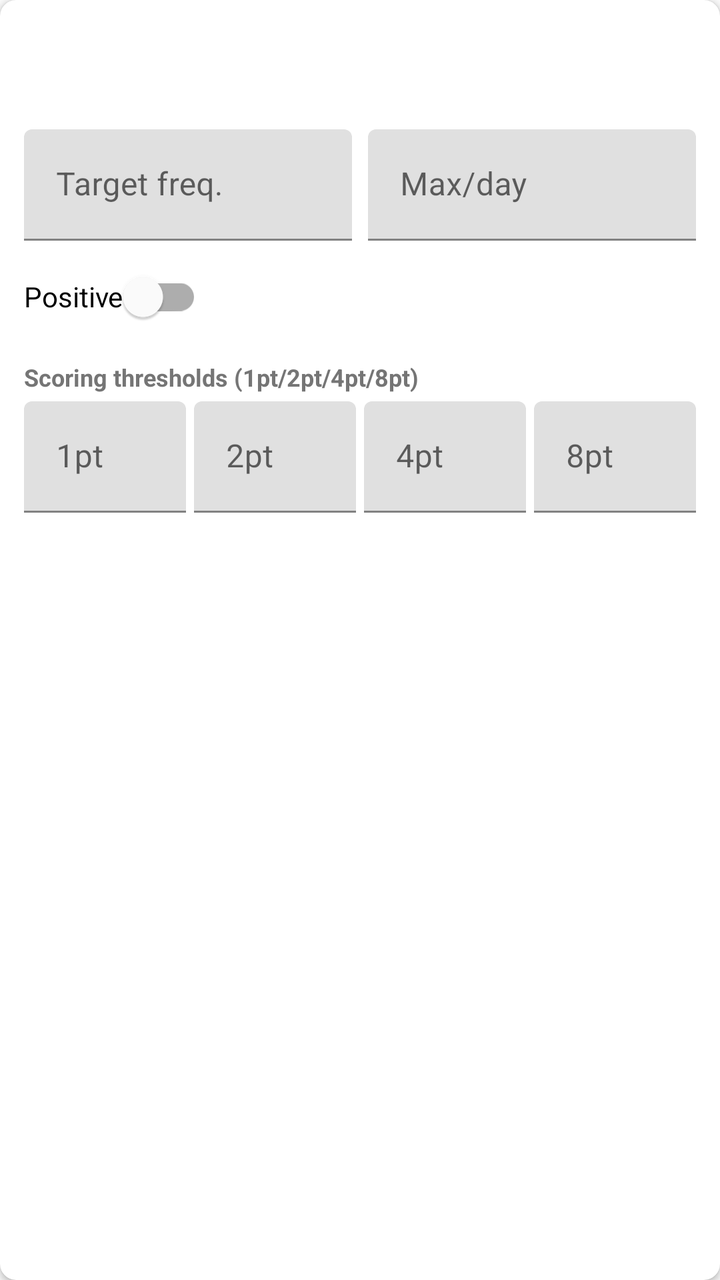
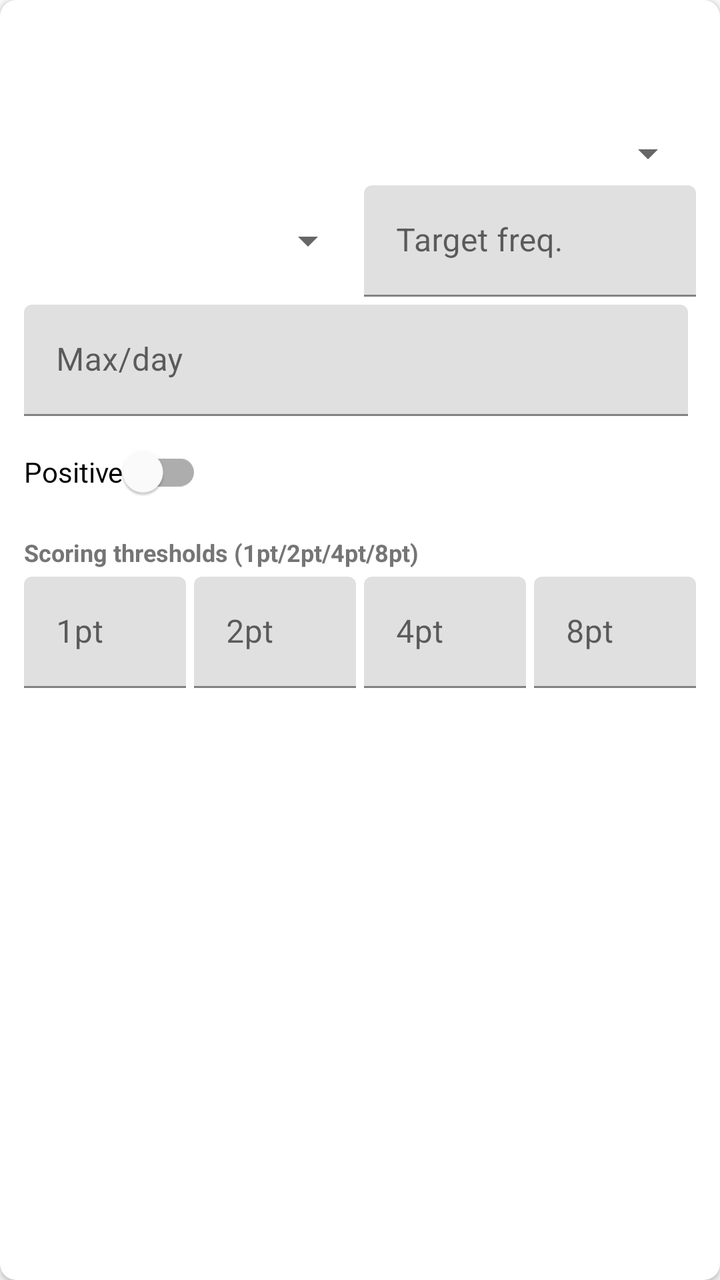

Two renders of the same Android screen: before a commit and after it. Below are the layout's source before the change and the commit's diff.
<!-- AndroidManifest.xml: application theme Theme.HabitEvaluator -->
<!-- res/layout/item_edit_habit.xml -->
<?xml version="1.0" encoding="utf-8"?>
<androidx.cardview.widget.CardView xmlns:android="http://schemas.android.com/apk/res/android"
    xmlns:app="http://schemas.android.com/apk/res-auto"
    android:layout_width="match_parent"
    android:layout_height="wrap_content"
    android:layout_marginVertical="4dp"
    app:cardCornerRadius="8dp"
    app:cardElevation="2dp">

    <LinearLayout
        android:layout_width="match_parent"
        android:layout_height="wrap_content"
        android:orientation="vertical"
        android:padding="12dp">

        <TextView
            android:id="@+id/editHabitName"
            android:layout_width="wrap_content"
            android:layout_height="wrap_content"
            android:textSize="16sp"
            android:textStyle="bold" />

        <TextView
            android:id="@+id/editHabitDescription"
            android:layout_width="wrap_content"
            android:layout_height="wrap_content"
            android:layout_marginTop="4dp"
            android:textColor="@color/text_secondary" />

        <LinearLayout
            android:layout_width="match_parent"
            android:layout_height="wrap_content"
            android:layout_marginTop="8dp"
            android:orientation="horizontal"
            android:gravity="center_vertical">

            <com.google.android.material.textfield.TextInputLayout
                android:layout_width="0dp"
                android:layout_height="wrap_content"
                android:layout_weight="1"
                android:layout_marginEnd="4dp"
                android:hint="@string/target_frequency_hint">

                <com.google.android.material.textfield.TextInputEditText
                    android:id="@+id/editTargetFrequency"
                    android:layout_width="match_parent"
                    android:layout_height="wrap_content"
                    android:inputType="number" />
            </com.google.android.material.textfield.TextInputLayout>

            <com.google.android.material.textfield.TextInputLayout
                android:layout_width="0dp"
                android:layout_height="wrap_content"
                android:layout_weight="1"
                android:layout_marginStart="4dp"
                android:hint="@string/max_entries_per_day_hint">

                <com.google.android.material.textfield.TextInputEditText
                    android:id="@+id/editMaxEntriesPerDay"
                    android:layout_width="match_parent"
                    android:layout_height="wrap_content"
                    android:inputType="number" />
            </com.google.android.material.textfield.TextInputLayout>
        </LinearLayout>

        <LinearLayout
            android:layout_width="match_parent"
            android:layout_height="wrap_content"
            android:layout_marginTop="4dp"
            android:orientation="horizontal"
            android:gravity="center_vertical">

            <com.google.android.material.switchmaterial.SwitchMaterial
                android:id="@+id/editPositiveScoring"
                android:layout_width="wrap_content"
                android:layout_height="wrap_content"
                android:text="@string/positive_scoring" />
        </LinearLayout>

        <TextView
            android:layout_width="wrap_content"
            android:layout_height="wrap_content"
            android:layout_marginTop="8dp"
            android:text="@string/scoring_thresholds"
            android:textSize="12sp"
            android:textStyle="bold"
            android:textColor="@color/text_secondary" />

        <LinearLayout
            android:layout_width="match_parent"
            android:layout_height="wrap_content"
            android:layout_marginTop="4dp"
            android:orientation="horizontal"
            android:gravity="center_vertical">

            <com.google.android.material.textfield.TextInputLayout
                android:layout_width="0dp"
                android:layout_height="wrap_content"
                android:layout_weight="1"
                android:layout_marginEnd="2dp"
                android:hint="@string/threshold_1pt">

                <com.google.android.material.textfield.TextInputEditText
                    android:id="@+id/editThreshold1"
                    android:layout_width="match_parent"
                    android:layout_height="wrap_content"
                    android:inputType="number" />
            </com.google.android.material.textfield.TextInputLayout>

            <com.google.android.material.textfield.TextInputLayout
                android:layout_width="0dp"
                android:layout_height="wrap_content"
                android:layout_weight="1"
                android:layout_marginStart="2dp"
                android:layout_marginEnd="2dp"
                android:hint="@string/threshold_2pt">

                <com.google.android.material.textfield.TextInputEditText
                    android:id="@+id/editThreshold2"
                    android:layout_width="match_parent"
                    android:layout_height="wrap_content"
                    android:inputType="number" />
            </com.google.android.material.textfield.TextInputLayout>

            <com.google.android.material.textfield.TextInputLayout
                android:layout_width="0dp"
                android:layout_height="wrap_content"
                android:layout_weight="1"
                android:layout_marginStart="2dp"
                android:layout_marginEnd="2dp"
                android:hint="@string/threshold_4pt">

                <com.google.android.material.textfield.TextInputEditText
                    android:id="@+id/editThreshold4"
                    android:layout_width="match_parent"
                    android:layout_height="wrap_content"
                    android:inputType="number" />
            </com.google.android.material.textfield.TextInputLayout>

            <com.google.android.material.textfield.TextInputLayout
                android:layout_width="0dp"
                android:layout_height="wrap_content"
                android:layout_weight="1"
                android:layout_marginStart="2dp"
                android:hint="@string/threshold_8pt">

                <com.google.android.material.textfield.TextInputEditText
                    android:id="@+id/editThreshold8"
                    android:layout_width="match_parent"
                    android:layout_height="wrap_content"
                    android:inputType="number" />
            </com.google.android.material.textfield.TextInputLayout>
        </LinearLayout>

        <LinearLayout
            android:id="@+id/translationsContainer"
            android:layout_width="match_parent"
            android:layout_height="wrap_content"
            android:layout_marginTop="8dp"
            android:orientation="vertical"
            android:visibility="gone" />
    </LinearLayout>
</androidx.cardview.widget.CardView>
<!-- resources referenced by this layout -->
<resources>
  <color name="text_secondary">#757575</color>
  <string name="max_entries_per_day_hint">Max/day</string>
  <string name="positive_scoring">Positive</string>
  <string name="scoring_thresholds">Scoring thresholds (1pt/2pt/4pt/8pt)</string>
  <string name="target_frequency_hint">Target freq.</string>
  <string name="threshold_1pt">1pt</string>
  <string name="threshold_2pt">2pt</string>
  <string name="threshold_4pt">4pt</string>
  <string name="threshold_8pt">8pt</string>
  <style name="Theme.HabitEvaluator" parent="Theme.MaterialComponents.DayNight.NoActionBar">
          <item name="colorPrimary">@color/primary</item>
          <item name="colorPrimaryDark">@color/primary_dark</item>
          <item name="colorAccent">@color/accent</item>
          <item name="android:windowBackground">@color/background</item>
      </style>
  <color name="primary">#4CAF50</color>
  <color name="primary_dark">#388E3C</color>
  <color name="accent">#FFC107</color>
  <color name="background">#FAFAFA</color>
</resources>

<!-- the commit's change to res/layout/item_edit_habit.xml (unified diff, before → after) -->
@@ -27,10 +27,44 @@
             android:layout_marginTop="4dp"
             android:textColor="@color/text_secondary" />
 
+        <Spinner
+            android:id="@+id/editCategorySpinner"
+            android:layout_width="match_parent"
+            android:layout_height="wrap_content"
+            android:layout_marginTop="8dp" />
+
         <LinearLayout
             android:layout_width="match_parent"
             android:layout_height="wrap_content"
-            android:layout_marginTop="8dp"
+            android:layout_marginTop="4dp"
+            android:orientation="horizontal"
+            android:gravity="center_vertical">
+
+            <Spinner
+                android:id="@+id/editFrequencyTypeSpinner"
+                android:layout_width="0dp"
+                android:layout_height="wrap_content"
+                android:layout_weight="1" />
+
+            <com.google.android.material.textfield.TextInputLayout
+                android:layout_width="0dp"
+                android:layout_height="wrap_content"
+                android:layout_weight="1"
+                android:layout_marginStart="4dp"
+                android:hint="@string/target_frequency_hint">
+
+                <com.google.android.material.textfield.TextInputEditText
+                    android:id="@+id/editTargetFrequency"
+                    android:layout_width="match_parent"
+                    android:layout_height="wrap_content"
+                    android:inputType="number" />
+            </com.google.android.material.textfield.TextInputLayout>
+        </LinearLayout>
+
+        <LinearLayout
+            android:layout_width="match_parent"
+            android:layout_height="wrap_content"
+            android:layout_marginTop="4dp"
             android:orientation="horizontal"
             android:gravity="center_vertical">
 
@@ -39,20 +73,6 @@
                 android:layout_height="wrap_content"
                 android:layout_weight="1"
                 android:layout_marginEnd="4dp"
-                android:hint="@string/target_frequency_hint">
-
-                <com.google.android.material.textfield.TextInputEditText
-                    android:id="@+id/editTargetFrequency"
-                    android:layout_width="match_parent"
-                    android:layout_height="wrap_content"
-                    android:inputType="number" />
-            </com.google.android.material.textfield.TextInputLayout>
-
-            <com.google.android.material.textfield.TextInputLayout
-                android:layout_width="0dp"
-                android:layout_height="wrap_content"
-                android:layout_weight="1"
-                android:layout_marginStart="4dp"
                 android:hint="@string/max_entries_per_day_hint">
 
                 <com.google.android.material.textfield.TextInputEditText
